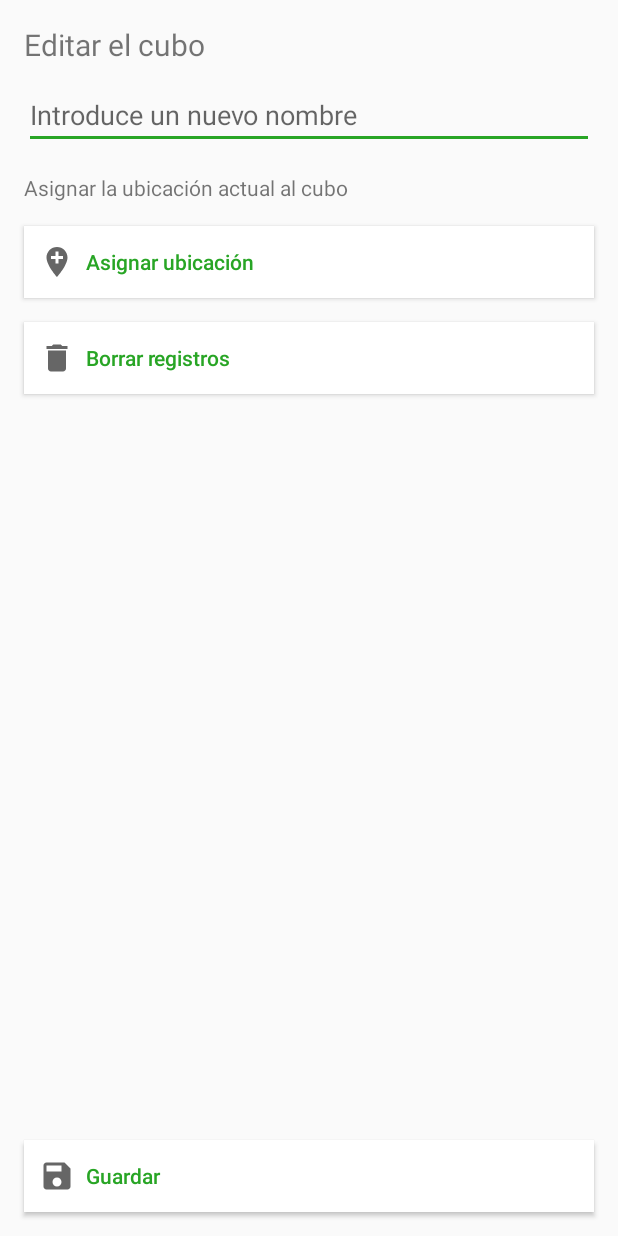
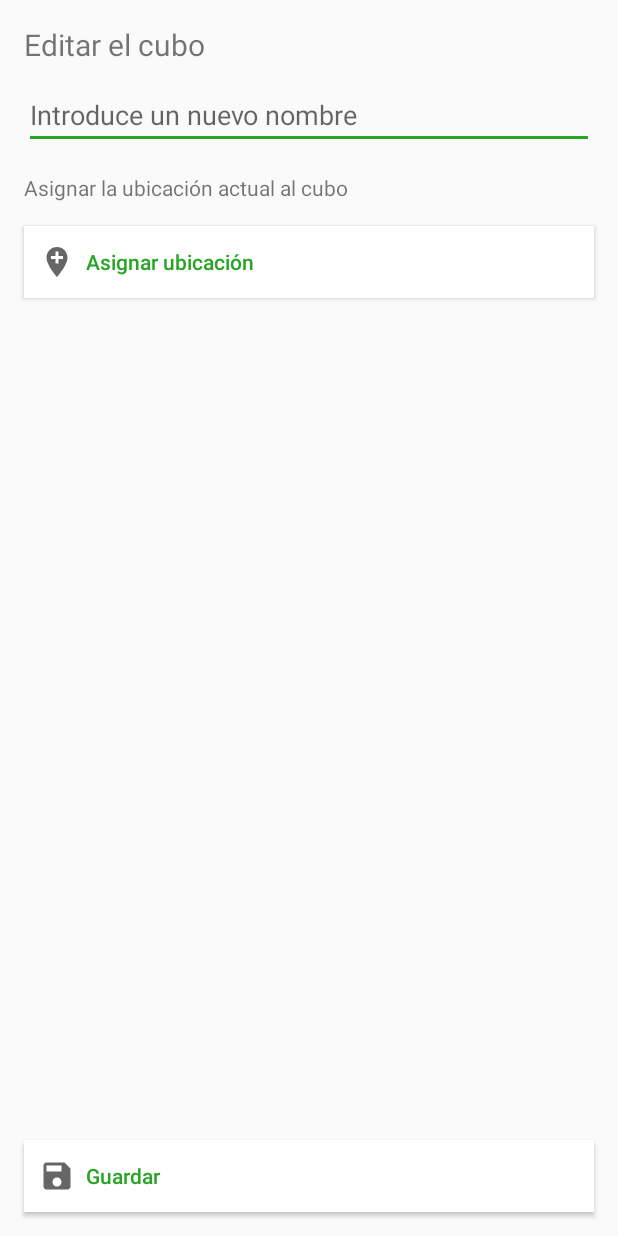
Before and after one commit to LuisLasbelin/e-contenedores, an Android app: the ActividadConfirmarEditar screen opened directly, with no data from a screen before it, on a phone screen of 412 x 824 dp. Run offline under Robolectric (Android 15) with nearby library versions, the light colour scheme and no system bars; our stand-ins replace Firebase (no records; nobody signed in at launch, a user with empty details on screens opened directly); 2 statements that could not run were skipped.

Commit message:
Cambios en editar
Eliminar el botón eliminar registros.

```diff
--- a/Android/app/src/main/java/com/example/recycle/activity/ActividadConfirmarEditar.java
+++ b/Android/app/src/main/java/com/example/recycle/activity/ActividadConfirmarEditar.java
@@ -86,6 +86,7 @@ public class ActividadConfirmarEditar extends Activity implements LocationListen
                     datos.put("longud", posicion.getLongitude());
                     datos.put("latitud", posicion.getLatitude());
                     db.collection("cubos").document(cuboID).update(datos);
+                    Toast.makeText(getBaseContext(),"Se ha guardado la ubicacion con éxito", Toast.LENGTH_LONG).show();
                 } else {
                     Toast.makeText(getBaseContext(), R.string.gps_off, Toast.LENGTH_LONG).show();
                 }
--- a/Android/app/src/main/res/layout/confirmar_editar_cubo.xml
+++ b/Android/app/src/main/res/layout/confirmar_editar_cubo.xml
@@ -23,26 +23,6 @@
         app:layout_constraintEnd_toEndOf="parent"
         app:layout_constraintStart_toStartOf="parent"
         app:layout_constraintTop_toBottomOf="@+id/textView3" />
-
-    <Button
-        android:id="@+id/button2"
-        android:layout_width="0dp"
-        android:layout_height="wrap_content"
-        android:layout_marginStart="16dp"
-        android:layout_marginTop="16dp"
-        android:layout_marginEnd="16dp"
-        android:background="#FFFFFF"
-        android:drawableLeft="@drawable/ic_baseline_delete_24"
-        android:drawablePadding="7dp"
-        android:padding="10dp"
-        android:text="@string/borrar_registros"
-        android:textAlignment="viewStart"
-        android:textAllCaps="false"
-        android:textColor="#28A525"
-        app:layout_constraintEnd_toEndOf="parent"
-        app:layout_constraintHorizontal_bias="0.0"
-        app:layout_constraintStart_toStartOf="parent"
-        app:layout_constraintTop_toBottomOf="@+id/btn_ubicacion" />
 
     <EditText
         android:id="@+id/editTextNombre"
```
